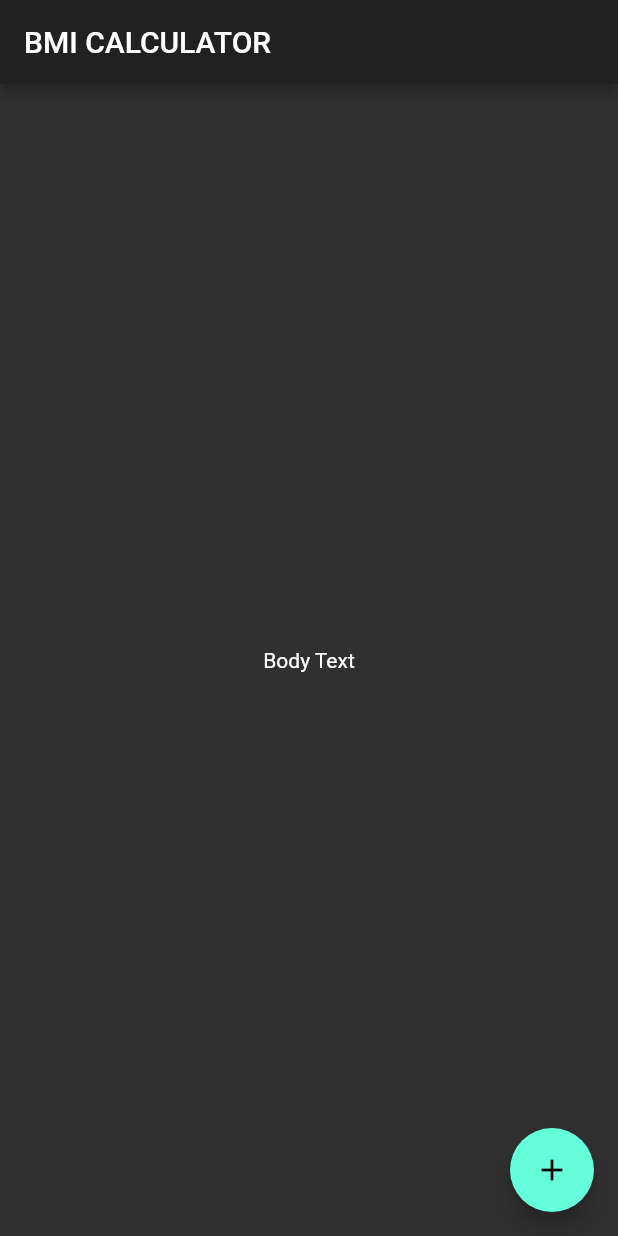
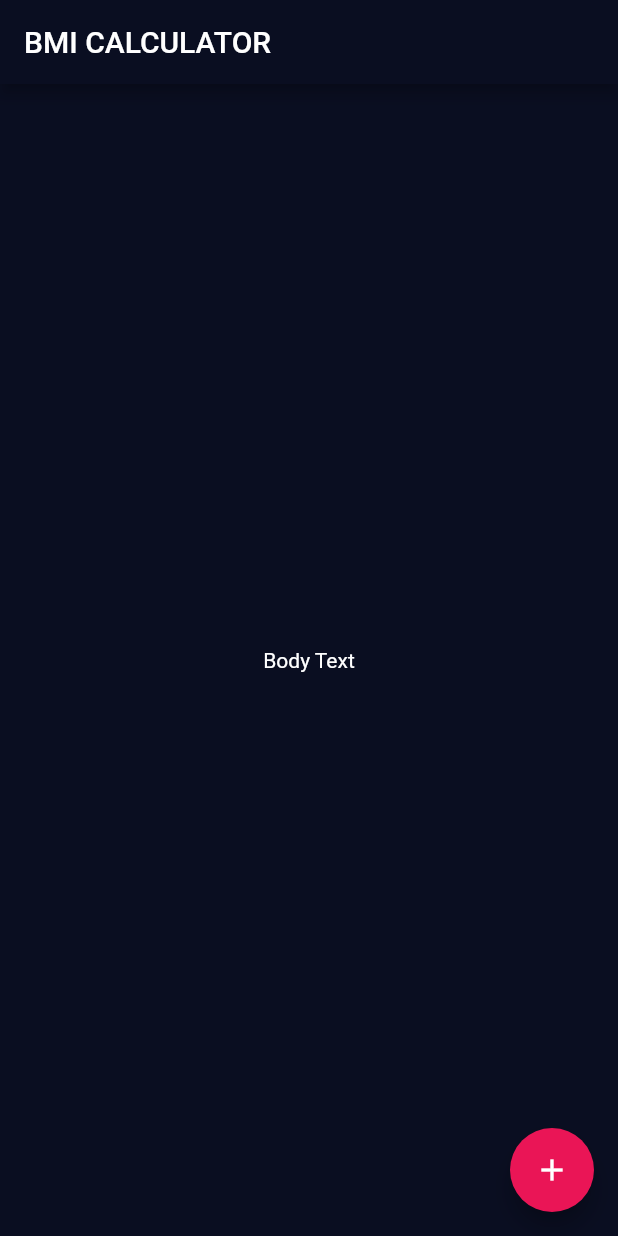
Before and after one commit to iamsaqibs/BMI_Calculator, a Flutter app: the screen it shows after launch, on a phone screen of 412 x 824 dp. Run offline on Flutter 3.47's test engine with Material 2 defaults, Android fonts, the phone set to English and light mode, and no system bars.

Commit message:
Changed theme data according to the mockup

```diff
--- a/lib/main.dart
+++ b/lib/main.dart
@@ -1,18 +1,22 @@
 import 'package:flutter/material.dart';
 
 void main() => runApp(BMICalculator());
-
 
 class BMICalculator extends StatelessWidget {
   @override
   Widget build(BuildContext context) {
     return MaterialApp(
       home: InputPage(),
-      theme: ThemeData.dark()
+      theme: ThemeData(
+        primaryColor: Color(0xFF0A0E21),
+        accentColor: Color(0xFFEA1556),
+        textTheme: TextTheme(
+          body1: TextStyle(color: Colors.white),
+        ),
+      ),
     );
   }
 }
-
 
 class InputPage extends StatefulWidget {
   @override
@@ -23,19 +27,18 @@ class _InputPageState extends State<InputPage> {
   @override
   Widget build(BuildContext context) {
     return Scaffold(
+      backgroundColor: Color(0xFF0A0E21),
       appBar: AppBar(
         title: Text('BMI CALCULATOR'),
       ),
-
       body: Center(
-        child: Text('Body Text'),
+        child: Text(
+          'Body Text',
+        ),
       ),
-
       floatingActionButton: FloatingActionButton(
-        child: Icon(
-          Icons.add
-        ),
-        onPressed: (){},
+        child: Icon(Icons.add),
+        onPressed: () {},
       ),
     );
   }
```
